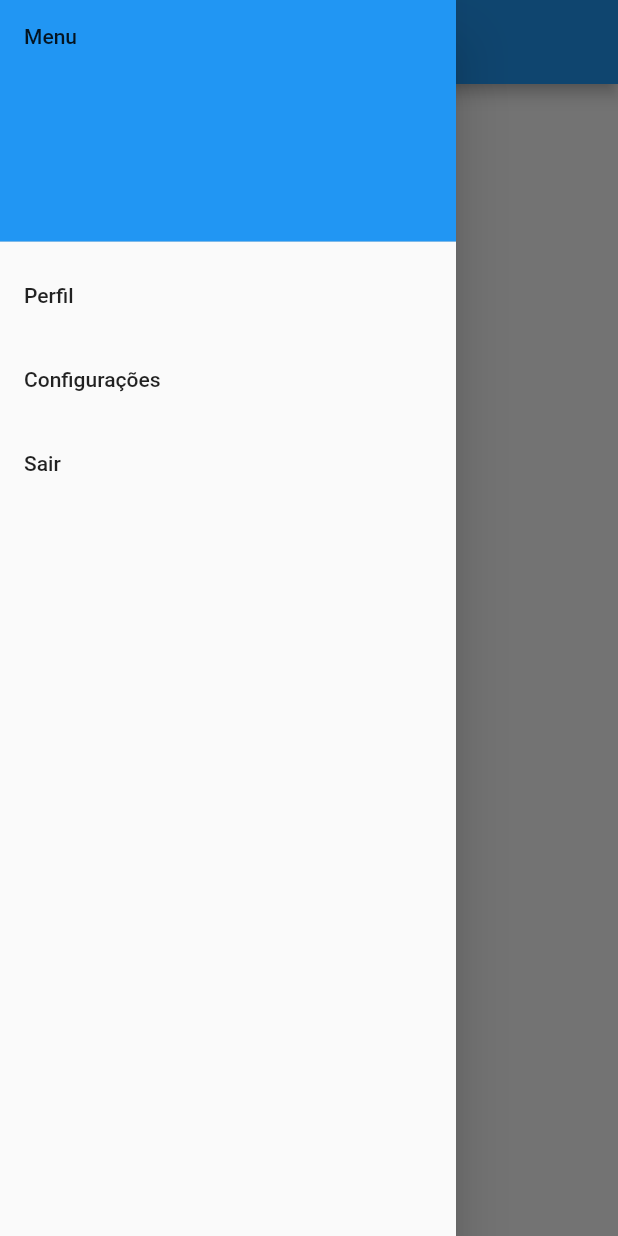
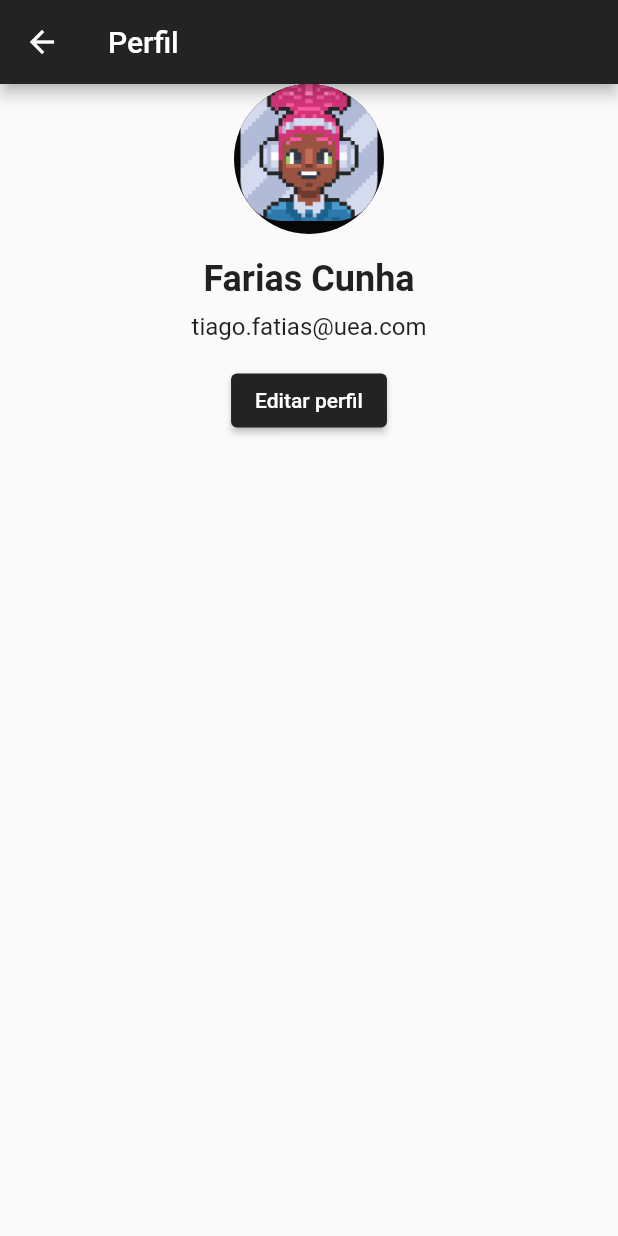
Before and after one commit to nickolaslivero/FlutterGameClass-ED2, a Flutter app: the HomeScreen screen opened directly, in the side drawer, after a tap on "Perfil", on a phone screen of 412 x 824 dp. Run offline on Flutter 3.47's test engine with Material 2 defaults, Android fonts, the phone set to English and light mode, and no system bars; our stand-ins replace cloud_firestore, firebase_auth, firebase_core; accounts and stored records are empty.

Commit message:
Correcting conflits

```diff
--- a/lib/main.dart
+++ b/lib/main.dart
@@ -1,3 +1,4 @@
+import 'package:empreendedorismodigital2/src/features/home/homeScreen.dart';
 import 'package:empreendedorismodigital2/src/features/login/login.dart';
 import 'package:flutter/material.dart';
 
@@ -17,6 +18,19 @@ void main() async {
 }
 
 class MyApp extends StatelessWidget {
+  static const MaterialColor customBlack = MaterialColor(0xFF232323, {
+    50: Color(0xFF4C4C4C),
+    100: Color(0xFF3F3F3F),
+    200: Color(0xFF333333),
+    300: Color(0xFF272727),
+    400: Color(0xFF1B1B1B),
+    500: Color(0xFF0E0E0E),
+    600: Color(0xFF0B0B0B),
+    700: Color(0xFF080808),
+    800: Color(0xFF050505),
+    900: Color(0xFF020202),
+  });
+
   const MyApp({super.key});
 
   @override
@@ -25,8 +39,8 @@ class MyApp extends StatelessWidget {
         title: 'GameClass',
         debugShowCheckedModeBanner: false,
         theme: ThemeData(
-          primarySwatch: Colors.blue,
+          primarySwatch: customBlack,
         ),
-        home: const LoginScreen());
+        home: const HomeScreen());
   }
 }
--- a/lib/src/features/home/homeScreen.dart
+++ b/lib/src/features/home/homeScreen.dart
@@ -1,35 +1,100 @@
-import 'package:empreendedorismodigital2/src/features/login/login.dart';
 import 'package:flutter/material.dart';
+import '../login/login.dart';
+import '../profile/profileScreen.dart';
+import '../settings/settingsScreen.dart';
 
-class HomeScreen extends StatelessWidget {
-  const HomeScreen({super.key});
+class HomeScreen extends StatefulWidget {
+  const HomeScreen({Key? key}) : super(key: key);
+
+  @override
+  _HomeScreenState createState() => _HomeScreenState();
+}
+
+class _HomeScreenState extends State<HomeScreen> {
+  int _currentIndex = 0;
+
+  final List<Widget> _children = [
+    const HomeTab(),
+    const SearchTab(),
+    const ProfileTab(),
+  ];
 
   @override
   Widget build(BuildContext context) {
     return Scaffold(
       appBar: AppBar(
         title: const Text('Home'),
+        actions: <Widget>[
+          GestureDetector(
+            onTap: () {
+              Navigator.push(
+                  context,
+                  MaterialPageRoute(
+                      builder: (context) => const ProfileScreen()));
+            },
+            child: const Padding(
+              padding: EdgeInsets.all(8.0),
+              child: CircleAvatar(
+                radius: 25.0,
+                backgroundImage: AssetImage('assets/avatar.png'),
+                backgroundColor: Colors.transparent,
+              ),
+            ),
+          ),
+        ],
       ),
-      body: const Center(
-        child: Text('tela principal'),
+      body: _children[_currentIndex],
+      bottomNavigationBar: BottomNavigationBar(
+        currentIndex: _currentIndex,
+        onTap: (index) {
+          setState(() {
+            _currentIndex = index;
+          });
+        },
+        items: const [
+          BottomNavigationBarItem(
+            icon: Icon(Icons.home),
+            label: 'Home',
+          ),
+          BottomNavigationBarItem(
+            icon: Icon(Icons.store),
+            label: 'Store',
+          ),
+          BottomNavigationBarItem(
+            icon: Icon(Icons.task),
+            label: 'Tasks',
+          ),
+        ],
       ),
       drawer: Drawer(
         child: ListView(
           children: <Widget>[
             const DrawerHeader(
-              decoration: BoxDecoration(color: Colors.blue),
-              child: Text('Menu'),
+              decoration: BoxDecoration(color: Colors.black87),
+              child: Text(
+                'Menu',
+                style: TextStyle(
+                  color: Colors.white, // Define a cor do texto como branco
+                  fontSize: 24,
+                ),
+              ),
             ),
             ListTile(
               title: const Text('Perfil'),
               onTap: () {
-                Navigator.pushNamed(context, '/profile');
+                Navigator.push(
+                    context,
+                    MaterialPageRoute(
+                        builder: (context) => const ProfileScreen()));
               },
             ),
             ListTile(
               title: const Text('Configurações'),
               onTap: () {
-                Navigator.pushNamed(context, '/settings');
+                Navigator.push(
+                    context,
+                    MaterialPageRoute(
+                        builder: (context) => const SettingsScreen()));
               },
             ),
             ListTile(
@@ -39,8 +104,7 @@ class HomeScreen extends StatelessWidget {
                 Navigator.pop(context);
                 Navigator.pushReplacement(
                   context,
-                  MaterialPageRoute(
-                      builder: (context) => const LoginScreen()),
+                  MaterialPageRoute(builder: (context) => const LoginScreen()),
                 );
               },
             ),
@@ -50,3 +114,36 @@ class HomeScreen extends StatelessWidget {
     );
   }
 }
+
+class HomeTab extends StatelessWidget {
+  const HomeTab({Key? key}) : super(key: key);
+
+  @override
+  Widget build(BuildContext context) {
+    return const Center(
+      child: Text('Home Tab'),
+    );
+  }
+}
+
+class SearchTab extends StatelessWidget {
+  const SearchTab({Key? key}) : super(key: key);
+
+  @override
+  Widget build(BuildContext context) {
+    return const Center(
+      child: Text('Store Tap'),
+    );
+  }
+}
+
+class ProfileTab extends StatelessWidget {
+  const ProfileTab({Key? key}) : super(key: key);
+
+  @override
+  Widget build(BuildContext context) {
+    return const Center(
+      child: Text('Task Tab'),
+    );
+  }
+}
--- /dev/null
+++ b/lib/src/features/profile/profileScreen.dart
@@ -0,0 +1,46 @@
+import 'package:flutter/material.dart';
+import '../editProfile/editProfileScreen.dart';
+
+class ProfileScreen extends StatelessWidget {
+  const ProfileScreen({Key? key}) : super(key: key);
+
+  @override
+  Widget build(BuildContext context) {
+    return Scaffold(
+      appBar: AppBar(
+        title: const Text('Perfil'),
+      ),
+      body: Center(
+        child: Column(
+          mainAxisAlignment: MainAxisAlignment.start,
+          children: [
+            const CircleAvatar(
+              radius: 50,
+              backgroundImage: AssetImage('assets/avatar.png'),
+            ),
+            const SizedBox(height: 16),
+            const Text(
+              'Farias Cunha',
+              style: TextStyle(fontSize: 24, fontWeight: FontWeight.bold),
+            ),
+            const SizedBox(height: 8),
+            const Text(
+              'tiago.fatias@uea.com',
+              style: TextStyle(fontSize: 16),
+            ),
+            const SizedBox(height: 16),
+            ElevatedButton(
+              onPressed: () {
+                Navigator.push(
+                    context,
+                    MaterialPageRoute(
+                        builder: (context) => const EditProfileScreen()));
+              },
+              child: const Text('Editar perfil'),
+            ),
+          ],
+        ),
+      ),
+    );
+  }
+}
--- a/pubspec.yaml
+++ b/pubspec.yaml
@@ -46,6 +46,8 @@ dev_dependencies:
 flutter:
 
   uses-material-design: true
+  assets:
+    - assets/avatar.png
 
   # To add assets to your application, add an assets section, like this:
   # assets:
```
Also changed, not shown: lib/src/features/editProfile/editProfileScreen.dart (added, +114 -0 lines), lib/src/features/settings/settingsScreen.dart (added, +17 -0 lines), assets/avatar.png (added), pubspec.lock.
